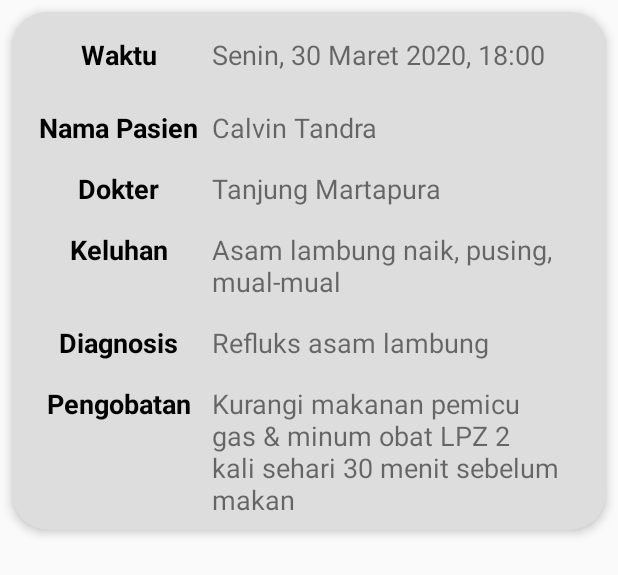
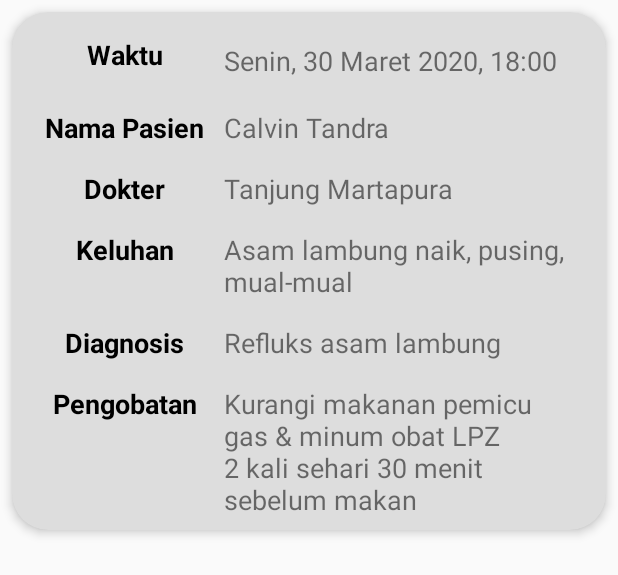
Before and after one commit to calvintd/KlinikKita, an Android app: the layout item_klinik_riwayat_pemeriksaan.xml on its own in the app's theme, with its tools: preview values and no code run, on a phone screen of 412 x 824 dp. Shown: the top 575 px of the screen. Run offline under Robolectric (Android 15) with nearby library versions, the phone set to English and light mode, and no system bars.

Commit message:
layout riwayat pemeriksaan

```diff
--- a/app/src/main/res/layout/item_klinik_riwayat_pemeriksaan.xml
+++ b/app/src/main/res/layout/item_klinik_riwayat_pemeriksaan.xml
@@ -19,7 +19,7 @@
             android:layout_width="wrap_content"
             android:layout_height="wrap_content"
             android:orientation="vertical"
-            app:layout_constraintGuide_percent="0.33" />
+            app:layout_constraintGuide_percent="0.35" />
 
         <TextView
             android:id="@+id/txtWaktuRiwayatPemeriksaanKlinik"
@@ -43,7 +43,7 @@
             android:layout_height="wrap_content"
             android:layout_marginTop="8dp"
             android:layout_marginEnd="16dp"
-            android:layout_marginBottom="8dp"
+            android:layout_marginBottom="0dp"
             android:text="@string/patient_appointments_list_history_time_example"
             android:textSize="18sp"
             app:layout_constraintBottom_toTopOf="@id/barrierWaktuRiwayatPemeriksaanKlinik"
@@ -56,7 +56,9 @@
             android:layout_width="wrap_content"
             android:layout_height="wrap_content"
             app:barrierDirection="bottom"
-            app:constraint_referenced_ids="txtWaktuRiwayatPemeriksaanKlinik, @+id/txtIsiWaktuRiwayatPemeriksaanKlinik" />
+            app:constraint_referenced_ids="txtWaktuRiwayatPemeriksaanKlinik, @+id/txtIsiWaktuRiwayatPemeriksaanKlinik"
+            app:layout_constraintBottom_toTopOf="@+id/barrierPasienRiwayatPemeriksaanKlinik"
+            app:layout_constraintTop_toTopOf="parent" />
 
         <TextView
             android:id="@+id/txtPasienRiwayatPemeriksaanKlinik"
@@ -88,7 +90,9 @@
             android:layout_width="wrap_content"
             android:layout_height="wrap_content"
             app:barrierDirection="bottom"
-            app:constraint_referenced_ids="txtPasienRiwayatPemeriksaanKlinik, txtNamaPasienRiwayatPemeriksaanKlinik" />
+            app:constraint_referenced_ids="txtPasienRiwayatPemeriksaanKlinik, txtNamaPasienRiwayatPemeriksaanKlinik"
+            app:layout_constraintBottom_toTopOf="@+id/barrierDokterRiwayatPemeriksaanKlinik"
+            app:layout_constraintTop_toBottomOf="@+id/barrierWaktuRiwayatPemeriksaanKlinik" />
 
         <TextView
             android:id="@+id/txtDokterRiwayatPemeriksaanKlinik"
@@ -121,7 +125,9 @@
             android:layout_width="wrap_content"
             android:layout_height="wrap_content"
             app:barrierDirection="bottom"
-            app:constraint_referenced_ids="txtDokterRiwayatPemeriksaanKlinik, txtNamaDokterRiwayatPemeriksaanKlinik" />
+            app:constraint_referenced_ids="txtDokterRiwayatPemeriksaanKlinik, txtNamaDokterRiwayatPemeriksaanKlinik"
+            app:layout_constraintBottom_toTopOf="@+id/barrierKeluhanRiwayatPemeriksaanKlinik"
+            app:layout_constraintTop_toBottomOf="@+id/barrierPasienRiwayatPemeriksaanKlinik" />
 
         <TextView
             android:id="@+id/txtKeluhanRiwayatPemeriksaanKlinik"
@@ -154,7 +160,9 @@
             android:layout_width="wrap_content"
             android:layout_height="wrap_content"
             app:barrierDirection="bottom"
-            app:constraint_referenced_ids="txtKeluhanRiwayatPemeriksaanKlinik, txtIsiKeluhanRiwayatPemeriksaanKlinik" />
+            app:constraint_referenced_ids="txtKeluhanRiwayatPemeriksaanKlinik, txtIsiKeluhanRiwayatPemeriksaanKlinik"
+            app:layout_constraintBottom_toTopOf="@+id/barrierDiagnosisRiwayatPemeriksaanKlinik"
+            app:layout_constraintTop_toBottomOf="@+id/barrierDokterRiwayatPemeriksaanKlinik" />
 
         <TextView
             android:id="@+id/txtDiagnosisRiwayatPemeriksaanKlinik"
@@ -187,7 +195,9 @@
             android:layout_width="wrap_content"
             android:layout_height="wrap_content"
             app:barrierDirection="bottom"
-            app:constraint_referenced_ids="txtDiagnosisRiwayatPemeriksaanKlinik, txtIsiDiagnosisRiwayatPemeriksaanKlinik" />
+            app:constraint_referenced_ids="txtDiagnosisRiwayatPemeriksaanKlinik, txtIsiDiagnosisRiwayatPemeriksaanKlinik"
+            app:layout_constraintBottom_toTopOf="@+id/barrierPengobatanRiwayatPemeriksaanKlinik"
+            app:layout_constraintTop_toBottomOf="@+id/barrierKeluhanRiwayatPemeriksaanKlinik" />
 
         <TextView
             android:id="@+id/txtPengobatanRiwayatPemeriksaanKlinik"
@@ -220,7 +230,9 @@
             android:layout_width="wrap_content"
             android:layout_height="wrap_content"
             app:barrierDirection="bottom"
-            app:constraint_referenced_ids="txtPengobatanRiwayatPemeriksaanKlinik, txtIsiPengobatanRiwayatPemeriksaanKlinik" />
+            app:constraint_referenced_ids="txtPengobatanRiwayatPemeriksaanKlinik, txtIsiPengobatanRiwayatPemeriksaanKlinik"
+            app:layout_constraintBottom_toBottomOf="parent"
+            app:layout_constraintTop_toBottomOf="@+id/barrierDiagnosisRiwayatPemeriksaanKlinik" />
 
     </androidx.constraintlayout.widget.ConstraintLayout>
 </androidx.cardview.widget.CardView>
```
Also changed, not shown: app/src/main/res/layout/item_pasien_riwayat_pemeriksaan.xml (+19 -8 lines).
